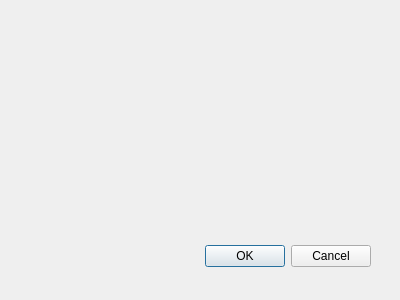
This is porttestdialog.ui in AJEdwards314/UIShowEditor as Qt 5 draws it before an edit. The edited form follows.
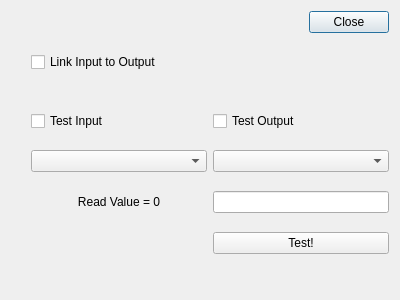
This is the edited form.

The edit to the form file:
```diff
--- a/porttestdialog.ui
+++ b/porttestdialog.ui
@@ -15,22 +15,138 @@
   <property name="windowTitle">
    <string>Dialog</string>
   </property>
-  <widget class="QDialogButtonBox" name="buttonBox">
-   <property name="geometry">
-    <rect>
-     <x>30</x>
-     <y>240</y>
-     <width>341</width>
-     <height>32</height>
-    </rect>
-   </property>
-   <property name="orientation">
-    <enum>Qt::Horizontal</enum>
-   </property>
-   <property name="standardButtons">
-    <set>QDialogButtonBox::Cancel|QDialogButtonBox::Ok</set>
-   </property>
-  </widget>
+  <layout class="QVBoxLayout" name="verticalLayout">
+   <item>
+    <widget class="QDialogButtonBox" name="buttonBox">
+     <property name="orientation">
+      <enum>Qt::Horizontal</enum>
+     </property>
+     <property name="standardButtons">
+      <set>QDialogButtonBox::Close</set>
+     </property>
+    </widget>
+   </item>
+   <item>
+    <layout class="QHBoxLayout" name="horizontalLayout_2">
+     <item>
+      <spacer name="verticalSpacer">
+       <property name="orientation">
+        <enum>Qt::Vertical</enum>
+       </property>
+       <property name="sizeHint" stdset="0">
+        <size>
+         <width>20</width>
+         <height>40</height>
+        </size>
+       </property>
+      </spacer>
+     </item>
+     <item>
+      <layout class="QGridLayout" name="gridLayout_3">
+       <item row="2" column="0">
+        <widget class="QCheckBox" name="inputCB">
+         <property name="text">
+          <string>Test Input</string>
+         </property>
+        </widget>
+       </item>
+       <item row="2" column="1">
+        <widget class="QCheckBox" name="outputCB">
+         <property name="text">
+          <string>Test Output</string>
+         </property>
+        </widget>
+       </item>
+       <item row="4" column="0">
+        <widget class="QLabel" name="inputLbl">
+         <property name="text">
+          <string>Read Value = 0</string>
+         </property>
+         <property name="alignment">
+          <set>Qt::AlignCenter</set>
+         </property>
+        </widget>
+       </item>
+       <item row="0" column="0">
+        <widget class="QCheckBox" name="inoutLinkCB">
+         <property name="text">
+          <string>Link Input to Output</string>
+         </property>
+        </widget>
+       </item>
+       <item row="1" column="0">
+        <spacer name="horizontalSpacer_4">
+         <property name="orientation">
+          <enum>Qt::Horizontal</enum>
+         </property>
+         <property name="sizeHint" stdset="0">
+          <size>
+           <width>40</width>
+           <height>20</height>
+          </size>
+         </property>
+        </spacer>
+       </item>
+       <item row="1" column="1">
+        <spacer name="horizontalSpacer_5">
+         <property name="orientation">
+          <enum>Qt::Horizontal</enum>
+         </property>
+         <property name="sizeHint" stdset="0">
+          <size>
+           <width>40</width>
+           <height>20</height>
+          </size>
+         </property>
+        </spacer>
+       </item>
+       <item row="6" column="0">
+        <spacer name="horizontalSpacer_2">
+         <property name="orientation">
+          <enum>Qt::Horizontal</enum>
+         </property>
+         <property name="sizeHint" stdset="0">
+          <size>
+           <width>40</width>
+           <height>20</height>
+          </size>
+         </property>
+        </spacer>
+       </item>
+       <item row="6" column="1">
+        <spacer name="horizontalSpacer_3">
+         <property name="orientation">
+          <enum>Qt::Horizontal</enum>
+         </property>
+         <property name="sizeHint" stdset="0">
+          <size>
+           <width>40</width>
+           <height>20</height>
+          </size>
+         </property>
+        </spacer>
+       </item>
+       <item row="3" column="1">
+        <widget class="QComboBox" name="outputCombo"/>
+       </item>
+       <item row="3" column="0">
+        <widget class="QComboBox" name="inputCombo"/>
+       </item>
+       <item row="4" column="1">
+        <widget class="QLineEdit" name="outputTB"/>
+       </item>
+       <item row="5" column="1">
+        <widget class="QPushButton" name="testButton">
+         <property name="text">
+          <string>Test!</string>
+         </property>
+        </widget>
+       </item>
+      </layout>
+     </item>
+    </layout>
+   </item>
+  </layout>
  </widget>
  <pixmapfunction/>
  <resources/>
```
Left out of the diff: 5 changed lines with no effect on the pictures.
